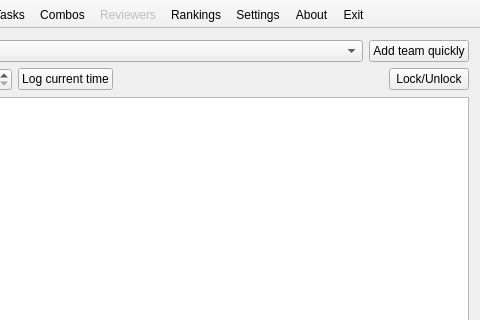
First picture: the form in trunk/gui_main.ui, repository FrankMamuda/ketoevent, before the edit; both pictures show x 120 to 600 and y 0 to 320 of the 600 by 600 pixel window.
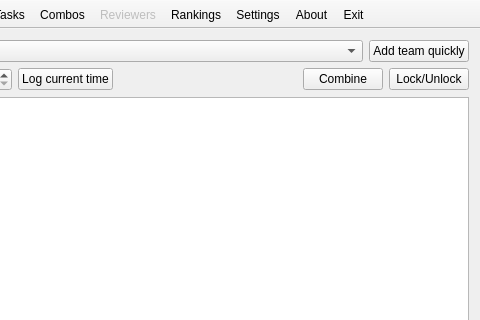
Second picture: the form after the edit. Icons and pictures are not drawn.

Diff of the .ui file:
```diff
--- a/trunk/gui_main.ui
+++ b/trunk/gui_main.ui
@@ -80,6 +80,20 @@
           </property>
          </spacer>
         </item>
+        <item>
+         <widget class="QPushButton" name="combineButton">
+          <property name="text">
+           <string>Combine</string>
+          </property>
+          <property name="icon">
+           <iconset resource="resources.qrc">
+            <normaloff>:/icons/combos_48</normaloff>:/icons/combos_48</iconset>
+          </property>
+          <property name="checkable">
+           <bool>true</bool>
+          </property>
+         </widget>
+        </item>
         <item>
          <widget class="QPushButton" name="lockButton">
           <property name="text">
```
